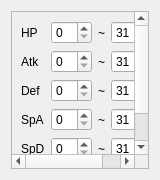
Before: the Qt Designer form Forms/Controls/IVFilter.ui in Admiral-Fish/PokeFinder, drawn with Qt 5.
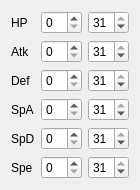
After: the same form once the commit is applied. Custom widgets are drawn as their Qt base class.

Commit message:
Re-add click controls
Somehow this got removed

Patch:
```diff
--- a/Forms/Controls/IVFilter.ui
+++ b/Forms/Controls/IVFilter.ui
@@ -6,49 +6,16 @@
    <rect>
     <x>0</x>
     <y>0</y>
-    <width>160</width>
-    <height>180</height>
+    <width>130</width>
+    <height>190</height>
    </rect>
   </property>
-  <property name="minimumSize">
-   <size>
-    <width>160</width>
-    <height>180</height>
-   </size>
-  </property>
   <property name="windowTitle">
    <string notr="true">IVFilter</string>
   </property>
   <layout class="QGridLayout" name="gridLayout">
    <item row="0" column="0">
-    <widget class="QScrollArea" name="scrollArea">
-     <property name="sizePolicy">
-      <sizepolicy hsizetype="Minimum" vsizetype="Expanding">
-       <horstretch>0</horstretch>
-       <verstretch>0</verstretch>
-      </sizepolicy>
-     </property>
-     <property name="widgetResizable">
-      <bool>true</bool>
-     </property>
-     <widget class="QWidget" name="scrollAreaWidgetContents">
-      <property name="geometry">
-       <rect>
-        <x>0</x>
-        <y>0</y>
-        <width>141</width>
-        <height>186</height>
-       </rect>
-      </property>
-      <layout class="QGridLayout" name="gridLayout_2">
-       <item row="0" column="0">
         <widget class="Label" name="labelHP">
-         <property name="sizePolicy">
-          <sizepolicy hsizetype="Fixed" vsizetype="Preferred">
-           <horstretch>0</horstretch>
-           <verstretch>0</verstretch>
-          </sizepolicy>
-         </property>
          <property name="minimumSize">
           <size>
            <width>0</width>
@@ -68,19 +35,6 @@
         </widget>
        </item>
        <item row="0" column="2">
-        <widget class="QLabel" name="labelHPSeperator">
-         <property name="sizePolicy">
-          <sizepolicy hsizetype="Fixed" vsizetype="Preferred">
-           <horstretch>0</horstretch>
-           <verstretch>0</verstretch>
-          </sizepolicy>
-         </property>
-         <property name="text">
-          <string notr="true">~</string>
-         </property>
-        </widget>
-       </item>
-       <item row="0" column="3">
         <widget class="QSpinBox" name="spinBoxHPMax">
          <property name="maximum">
           <number>31</number>
@@ -92,12 +46,6 @@
        </item>
        <item row="1" column="0">
         <widget class="Label" name="labelAtk">
-         <property name="sizePolicy">
-          <sizepolicy hsizetype="Fixed" vsizetype="Preferred">
-           <horstretch>0</horstretch>
-           <verstretch>0</verstretch>
-          </sizepolicy>
-         </property>
          <property name="text">
           <string>Atk</string>
          </property>
@@ -111,19 +59,6 @@
         </widget>
        </item>
        <item row="1" column="2">
-        <widget class="QLabel" name="labelAtkSeperator">
-         <property name="sizePolicy">
-          <sizepolicy hsizetype="Fixed" vsizetype="Preferred">
-           <horstretch>0</horstretch>
-           <verstretch>0</verstretch>
-          </sizepolicy>
-         </property>
-         <property name="text">
-          <string notr="true">~</string>
-         </property>
-        </widget>
-       </item>
-       <item row="1" column="3">
         <widget class="QSpinBox" name="spinBoxAtkMax">
          <property name="maximum">
           <number>31</number>
@@ -135,12 +70,6 @@
        </item>
        <item row="2" column="0">
         <widget class="Label" name="labelDef">
-         <property name="sizePolicy">
-          <sizepolicy hsizetype="Fixed" vsizetype="Preferred">
-           <horstretch>0</horstretch>
-           <verstretch>0</verstretch>
-          </sizepolicy>
-         </property>
          <property name="text">
           <string>Def</string>
          </property>
@@ -154,19 +83,6 @@
         </widget>
        </item>
        <item row="2" column="2">
-        <widget class="QLabel" name="labelDefSeperator">
-         <property name="sizePolicy">
-          <sizepolicy hsizetype="Fixed" vsizetype="Preferred">
-           <horstretch>0</horstretch>
-           <verstretch>0</verstretch>
-          </sizepolicy>
-         </property>
-         <property name="text">
-          <string notr="true">~</string>
-         </property>
-        </widget>
-       </item>
-       <item row="2" column="3">
         <widget class="QSpinBox" name="spinBoxDefMax">
          <property name="maximum">
           <number>31</number>
@@ -178,12 +94,6 @@
        </item>
        <item row="3" column="0">
         <widget class="Label" name="labelSpA">
-         <property name="sizePolicy">
-          <sizepolicy hsizetype="Fixed" vsizetype="Preferred">
-           <horstretch>0</horstretch>
-           <verstretch>0</verstretch>
-          </sizepolicy>
-         </property>
          <property name="text">
           <string>SpA</string>
          </property>
@@ -197,19 +107,6 @@
         </widget>
        </item>
        <item row="3" column="2">
-        <widget class="QLabel" name="labelSpASeperator">
-         <property name="sizePolicy">
-          <sizepolicy hsizetype="Fixed" vsizetype="Preferred">
-           <horstretch>0</horstretch>
-           <verstretch>0</verstretch>
-          </sizepolicy>
-         </property>
-         <property name="text">
-          <string notr="true">~</string>
-         </property>
-        </widget>
-       </item>
-       <item row="3" column="3">
         <widget class="QSpinBox" name="spinBoxSpAMax">
          <property name="maximum">
           <number>31</number>
@@ -221,12 +118,6 @@
        </item>
        <item row="4" column="0">
         <widget class="Label" name="labelSpD">
-         <property name="sizePolicy">
-          <sizepolicy hsizetype="Fixed" vsizetype="Preferred">
-           <horstretch>0</horstretch>
-           <verstretch>0</verstretch>
-          </sizepolicy>
-         </property>
          <property name="text">
           <string>SpD</string>
          </property>
@@ -240,19 +131,6 @@
         </widget>
        </item>
        <item row="4" column="2">
-        <widget class="QLabel" name="labelSpDSeperator">
-         <property name="sizePolicy">
-          <sizepolicy hsizetype="Fixed" vsizetype="Preferred">
-           <horstretch>0</horstretch>
-           <verstretch>0</verstretch>
-          </sizepolicy>
-         </property>
-         <property name="text">
-          <string notr="true">~</string>
-         </property>
-        </widget>
-       </item>
-       <item row="4" column="3">
         <widget class="QSpinBox" name="spinBoxSpDMax">
          <property name="maximum">
           <number>31</number>
@@ -264,12 +142,6 @@
        </item>
        <item row="5" column="0">
         <widget class="Label" name="labelSpe">
-         <property name="sizePolicy">
-          <sizepolicy hsizetype="Fixed" vsizetype="Preferred">
-           <horstretch>0</horstretch>
-           <verstretch>0</verstretch>
-          </sizepolicy>
-         </property>
          <property name="text">
           <string>Spe</string>
          </property>
@@ -283,19 +155,6 @@
         </widget>
        </item>
        <item row="5" column="2">
-        <widget class="QLabel" name="labelSpeSeperator">
-         <property name="sizePolicy">
-          <sizepolicy hsizetype="Fixed" vsizetype="Preferred">
-           <horstretch>0</horstretch>
-           <verstretch>0</verstretch>
-          </sizepolicy>
-         </property>
-         <property name="text">
-          <string notr="true">~</string>
-         </property>
-        </widget>
-       </item>
-       <item row="5" column="3">
         <widget class="QSpinBox" name="spinBoxSpeMax">
          <property name="maximum">
           <number>31</number>
@@ -307,10 +166,6 @@
        </item>
       </layout>
      </widget>
-    </widget>
-   </item>
-  </layout>
- </widget>
  <customwidgets>
   <customwidget>
    <class>Label</class>
```
Left out of the diff: 14 changed lines with no effect on the pictures. Lines whose indentation alone changed are shown as unchanged. The commit also changes 2 other files.
